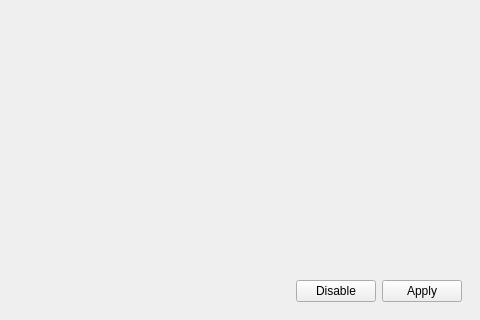
This is src/schedext-window.ui in CachyOS/scx-manager as Qt 5 draws it before an edit; both pictures show x 407 to 887 and y 224 to 544 of the 887 by 544 pixel window. The edited form follows.
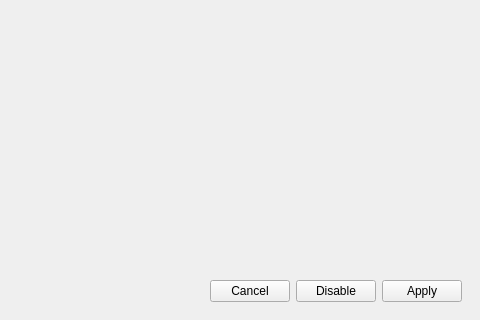
This is the edited form. Icons and pictures are not drawn.

Commit message:
UI: add Cancel button to sched-ext config window
This addresses CachyOS/kernel-manager#39 where users were missing a
way to close the window without taking action, providing consistency
with other windows in the application.

The edit to the form file:
```diff
--- a/src/schedext-window.ui
+++ b/src/schedext-window.ui
@@ -170,6 +170,13 @@
          </property>
         </spacer>
        </item>
+       <item>
+        <widget class="QPushButton" name="cancel_button">
+         <property name="text">
+          <string>Cancel</string>
+         </property>
+        </widget>
+       </item>
        <item>
         <widget class="QPushButton" name="disable_button">
          <property name="text">
```
The commit also changes 8 other files.
